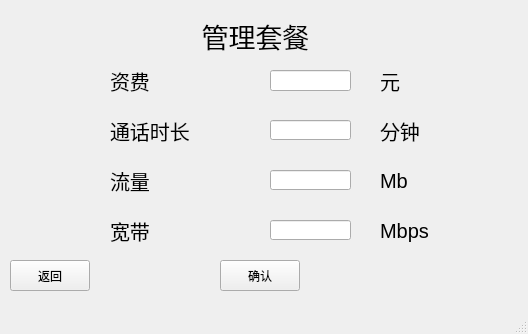
This is qt03/plan_add.ui in s235784/ProgramDesign as Qt 5 draws it before an edit. The edited form follows.
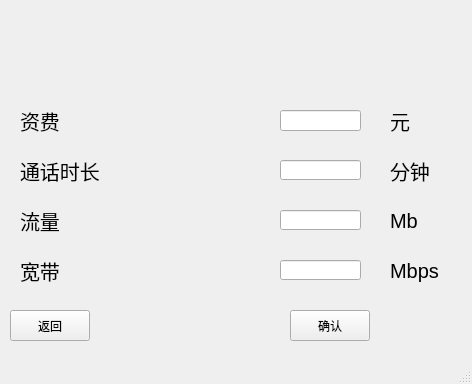
This is the edited form. Icons and pictures are not drawn.

Commit message: 美化了增加套餐界面和主页面，修改了部分页面的title

The edit to the form file:
```diff
--- a/qt03/plan_add.ui
+++ b/qt03/plan_add.ui
@@ -6,40 +6,19 @@
    <rect>
     <x>0</x>
     <y>0</y>
-    <width>528</width>
-    <height>334</height>
+    <width>472</width>
+    <height>384</height>
    </rect>
   </property>
   <property name="windowTitle">
    <string>管理套餐</string>
   </property>
   <widget class="QWidget" name="centralwidget">
-   <widget class="QLabel" name="label">
-    <property name="geometry">
-     <rect>
-      <x>60</x>
-      <y>10</y>
-      <width>391</width>
-      <height>51</height>
-     </rect>
-    </property>
-    <property name="font">
-     <font>
-      <pointsize>20</pointsize>
-     </font>
-    </property>
-    <property name="text">
-     <string>管理套餐</string>
-    </property>
-    <property name="alignment">
-     <set>Qt::AlignCenter</set>
-    </property>
-   </widget>
    <widget class="QLabel" name="label_2">
     <property name="geometry">
      <rect>
-      <x>110</x>
-      <y>60</y>
+      <x>20</x>
+      <y>100</y>
       <width>91</width>
       <height>41</height>
      </rect>
@@ -56,8 +35,8 @@
    <widget class="QLabel" name="label_3">
     <property name="geometry">
      <rect>
-      <x>110</x>
-      <y>110</y>
+      <x>20</x>
+      <y>150</y>
       <width>81</width>
       <height>41</height>
      </rect>
@@ -74,8 +53,8 @@
    <widget class="QLabel" name="label_4">
     <property name="geometry">
      <rect>
-      <x>110</x>
-      <y>160</y>
+      <x>20</x>
+      <y>200</y>
       <width>81</width>
       <height>41</height>
      </rect>
@@ -92,8 +71,8 @@
    <widget class="QLabel" name="label_5">
     <property name="geometry">
      <rect>
-      <x>110</x>
-      <y>210</y>
+      <x>20</x>
+      <y>250</y>
       <width>81</width>
       <height>41</height>
      </rect>
@@ -110,8 +89,8 @@
    <widget class="QLineEdit" name="lineEdit_fee">
     <property name="geometry">
      <rect>
-      <x>270</x>
-      <y>70</y>
+      <x>280</x>
+      <y>110</y>
       <width>81</width>
       <height>21</height>
      </rect>
@@ -120,8 +99,8 @@
    <widget class="QLineEdit" name="lineEdit_duration">
     <property name="geometry">
      <rect>
-      <x>270</x>
-      <y>120</y>
+      <x>280</x>
+      <y>160</y>
       <width>81</width>
       <height>20</height>
      </rect>
@@ -130,8 +109,8 @@
    <widget class="QLineEdit" name="lineEdit_traffic">
     <property name="geometry">
      <rect>
-      <x>270</x>
-      <y>170</y>
+      <x>280</x>
+      <y>210</y>
       <width>81</width>
       <height>20</height>
      </rect>
@@ -140,8 +119,8 @@
    <widget class="QLineEdit" name="lineEdit_band">
     <property name="geometry">
      <rect>
-      <x>270</x>
-      <y>220</y>
+      <x>280</x>
+      <y>260</y>
       <width>81</width>
       <height>20</height>
      </rect>
@@ -150,8 +129,8 @@
    <widget class="QPushButton" name="pushButton_confirm">
     <property name="geometry">
      <rect>
-      <x>220</x>
-      <y>260</y>
+      <x>290</x>
+      <y>310</y>
       <width>80</width>
       <height>31</height>
      </rect>
@@ -163,8 +142,8 @@
    <widget class="QLabel" name="label_6">
     <property name="geometry">
      <rect>
-      <x>380</x>
-      <y>60</y>
+      <x>390</x>
+      <y>100</y>
       <width>91</width>
       <height>41</height>
      </rect>
@@ -181,8 +160,8 @@
    <widget class="QLabel" name="label_7">
     <property name="geometry">
      <rect>
-      <x>380</x>
-      <y>110</y>
+      <x>390</x>
+      <y>150</y>
       <width>81</width>
       <height>41</height>
      </rect>
@@ -199,8 +178,8 @@
    <widget class="QLabel" name="label_8">
     <property name="geometry">
      <rect>
-      <x>380</x>
-      <y>160</y>
+      <x>390</x>
+      <y>200</y>
       <width>81</width>
       <height>41</height>
      </rect>
@@ -217,8 +196,8 @@
    <widget class="QLabel" name="label_9">
     <property name="geometry">
      <rect>
-      <x>380</x>
-      <y>210</y>
+      <x>390</x>
+      <y>250</y>
       <width>81</width>
       <height>41</height>
      </rect>
@@ -236,7 +215,7 @@
     <property name="geometry">
      <rect>
       <x>10</x>
-      <y>260</y>
+      <y>310</y>
       <width>80</width>
       <height>31</height>
      </rect>
```
Left out of the diff: 20 changed lines with no effect on the pictures. The commit also changes 13 other files.
